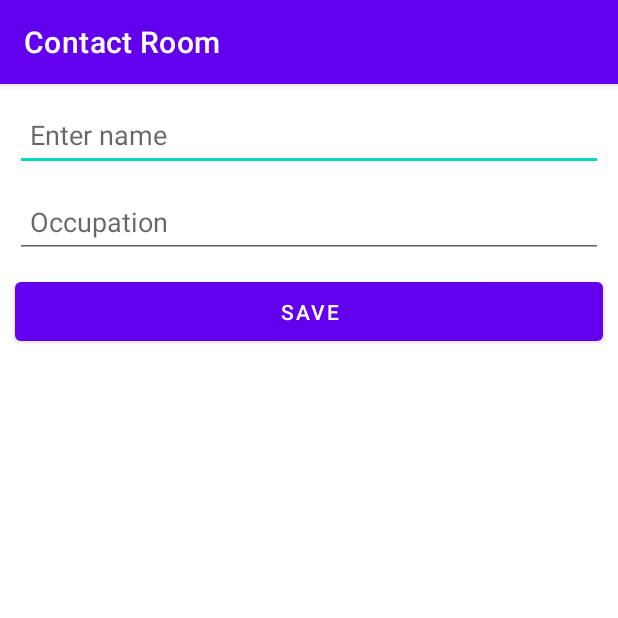
After one commit to atiqur/ContactRoom, an Android app: the NewContact screen opened directly, with no data from a screen before it, on a phone screen of 412 x 824 dp, the top half of it. The commit adds this screen. Run offline under Robolectric (Android 15) with nearby library versions, the phone set to English and light mode, and no system bars.

Commit message:
Creating the NewContact Activity User Interface

```diff
--- a/app/src/main/AndroidManifest.xml
+++ b/app/src/main/AndroidManifest.xml
@@ -10,6 +10,15 @@
         android:supportsRtl="true"
         android:theme="@style/Theme.ContactRoom">
         <activity
+            android:name=".NewContact"
+            android:exported="true">
+            <intent-filter>
+                <action android:name="android.intent.action.MAIN" />
+
+                <category android:name="android.intent.category.LAUNCHER" />
+            </intent-filter>
+        </activity>
+        <activity
             android:name=".MainActivity"
             android:exported="true">
             <intent-filter>
--- /dev/null
+++ b/app/src/main/java/com/example/contactroom/NewContact.java
@@ -0,0 +1,22 @@
+package com.example.contactroom;
+
+import androidx.appcompat.app.AppCompatActivity;
+
+import android.os.Bundle;
+import android.widget.Button;
+import android.widget.EditText;
+
+public class NewContact extends AppCompatActivity {
+    private EditText enterName;
+    private EditText enterOccupation;
+    private Button saveInfoButton;
+
+    @Override
+    protected void onCreate(Bundle savedInstanceState) {
+        super.onCreate(savedInstanceState);
+        setContentView(R.layout.activity_new_contact);
+        enterName = findViewById(R.id.enter_name);
+        enterOccupation = findViewById(R.id.enter_occupation);
+        saveInfoButton = findViewById(R.id.save_button);
+    }
+}
--- /dev/null
+++ b/app/src/main/res/layout/activity_new_contact.xml
@@ -0,0 +1,45 @@
+<?xml version="1.0" encoding="utf-8"?>
+<androidx.constraintlayout.widget.ConstraintLayout xmlns:android="http://schemas.android.com/apk/res/android"
+    xmlns:app="http://schemas.android.com/apk/res-auto"
+    xmlns:tools="http://schemas.android.com/tools"
+    android:layout_width="match_parent"
+    android:layout_height="match_parent"
+    tools:context=".NewContact">
+
+    <EditText
+        android:id="@+id/enter_name"
+        style="@style/formStyle"
+        android:layout_margin="@dimen/text_margins"
+        android:autofillHints=""
+        android:hint="@string/name_hint"
+        app:layout_constraintEnd_toEndOf="parent"
+        app:layout_constraintStart_toStartOf="parent"
+        app:layout_constraintTop_toTopOf="parent" />
+
+    <EditText
+        android:id="@+id/enter_occupation"
+        style="@style/formStyle"
+        android:layout_width="0dp"
+        android:layout_height="wrap_content"
+        android:layout_margin="@dimen/text_margins"
+        android:autofillHints=""
+        android:ems="10"
+        android:hint="@string/occupation_hint"
+        android:inputType="textPersonName"
+        app:layout_constraintEnd_toEndOf="parent"
+        app:layout_constraintStart_toStartOf="parent"
+        app:layout_constraintTop_toBottomOf="@+id/enter_name" />
+
+    <Button
+        android:id="@+id/save_button"
+        android:layout_width="0dp"
+        android:layout_height="wrap_content"
+        android:layout_margin="@dimen/button_margins"
+        android:layout_marginTop="24dp"
+        android:padding="@dimen/general_padding"
+        android:text="@string/save_text"
+        app:layout_constraintEnd_toEndOf="parent"
+        app:layout_constraintHorizontal_bias="0.0"
+        app:layout_constraintStart_toStartOf="parent"
+        app:layout_constraintTop_toBottomOf="@+id/enter_occupation" />
+</androidx.constraintlayout.widget.ConstraintLayout>
--- /dev/null
+++ b/app/src/main/res/values/dimens.xml
@@ -0,0 +1,6 @@
+<?xml version="1.0" encoding="utf-8"?>
+<resources>
+    <dimen name="general_padding">10dp</dimen>
+    <dimen name="button_margins">10dp</dimen>
+    <dimen name="text_margins">10dp</dimen>
+</resources>
--- a/app/src/main/res/values/strings.xml
+++ b/app/src/main/res/values/strings.xml
@@ -1,3 +1,6 @@
 <resources>
     <string name="app_name">Contact Room</string>
+    <string name="name_hint">Enter name</string>
+    <string name="occupation_hint">Occupation</string>
+    <string name="save_text">Save</string>
 </resources>
--- /dev/null
+++ b/app/src/main/res/values/styles.xml
@@ -0,0 +1,13 @@
+<?xml version="1.0" encoding="utf-8"?>
+<resources>
+
+    <style name="formStyle">
+        <item name="android:layout_width">0dp</item>
+        <item name="android:layout_height">wrap_content</item>
+        <item name="android:layout_marginTop">24dp</item>
+        <item name="android:ems">10</item>
+        <item name="android:inputType">textPersonName</item>
+        <item name="android:minHeight">48dp</item>
+        <item name="android:padding">@dimen/general_padding</item>
+    </style>
+</resources>
```
